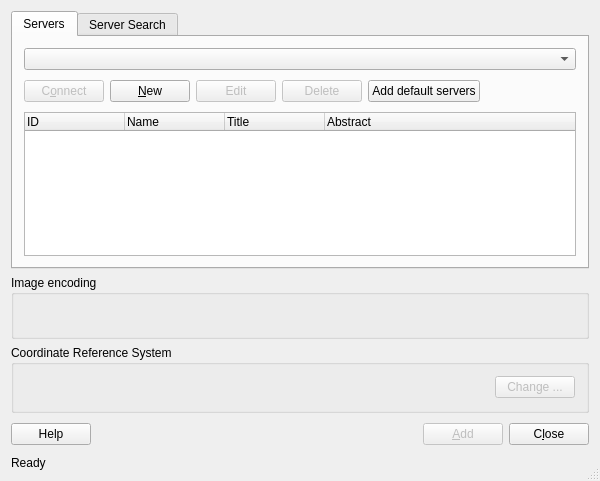
Qt form qgis/src/ui/qgsserversourceselectbase.ui (sourcepole/qgis) before a commit.
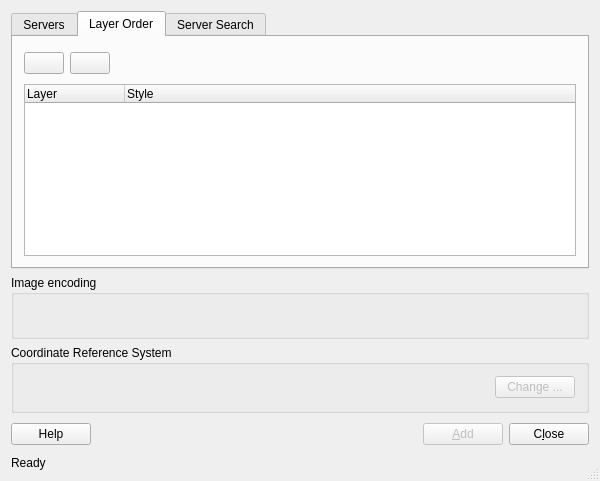
The same form after that commit. The open tabs and pages were chosen to show the change. Icons and pictures are not drawn.

Commit message: Added the possibility to change the order of layers in the WMS dialog

Patch:
```diff
--- a/qgis/src/ui/qgsserversourceselectbase.ui
+++ b/qgis/src/ui/qgsserversourceselectbase.ui
@@ -139,6 +139,61 @@
        </item>
       </layout>
      </widget>
+     <widget class="QWidget" name="tabLayerOrder" >
+      <attribute name="title" >
+       <string>Layer Order</string>
+      </attribute>
+      <layout class="QGridLayout" name="gridLayout" >
+       <item row="0" column="0" >
+        <widget class="QPushButton" name="mLayerUpButton" >
+         <property name="text" >
+          <string/>
+         </property>
+        </widget>
+       </item>
+       <item row="0" column="1" >
+        <widget class="QPushButton" name="mLayerDownButton" >
+         <property name="text" >
+          <string/>
+         </property>
+        </widget>
+       </item>
+       <item row="0" column="2" >
+        <spacer name="horizontalSpacer" >
+         <property name="orientation" >
+          <enum>Qt::Horizontal</enum>
+         </property>
+         <property name="sizeHint" stdset="0" >
+          <size>
+           <width>391</width>
+           <height>30</height>
+          </size>
+         </property>
+        </spacer>
+       </item>
+       <item row="1" column="0" colspan="3" >
+        <widget class="QTreeWidget" name="mLayerOrderTreeWidget" >
+         <property name="columnCount" >
+          <number>2</number>
+         </property>
+         <column>
+          <property name="text" >
+           <string>Layer</string>
+          </property>
+         </column>
+         <column>
+          <property name="text" >
+           <string>Style</string>
+          </property>
+         </column>
+        </widget>
+       </item>
+      </layout>
+      <zorder>mLayerUpButton</zorder>
+      <zorder>mLayerDownButton</zorder>
+      <zorder>horizontalSpacer</zorder>
+      <zorder>mLayerOrderTreeWidget</zorder>
+     </widget>
      <widget class="QWidget" name="tab_2" >
       <attribute name="title" >
        <string>Server Search</string>
```
Left out of the diff: 10 changed lines with no effect on the pictures. The commit also changes 4 other files.
